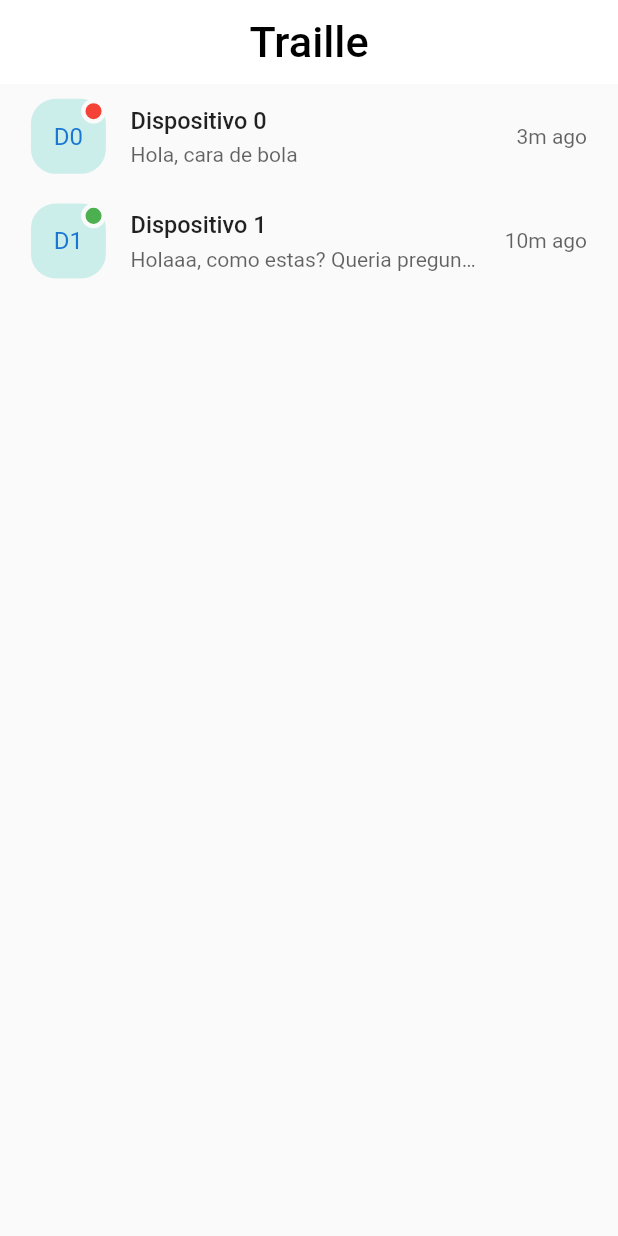
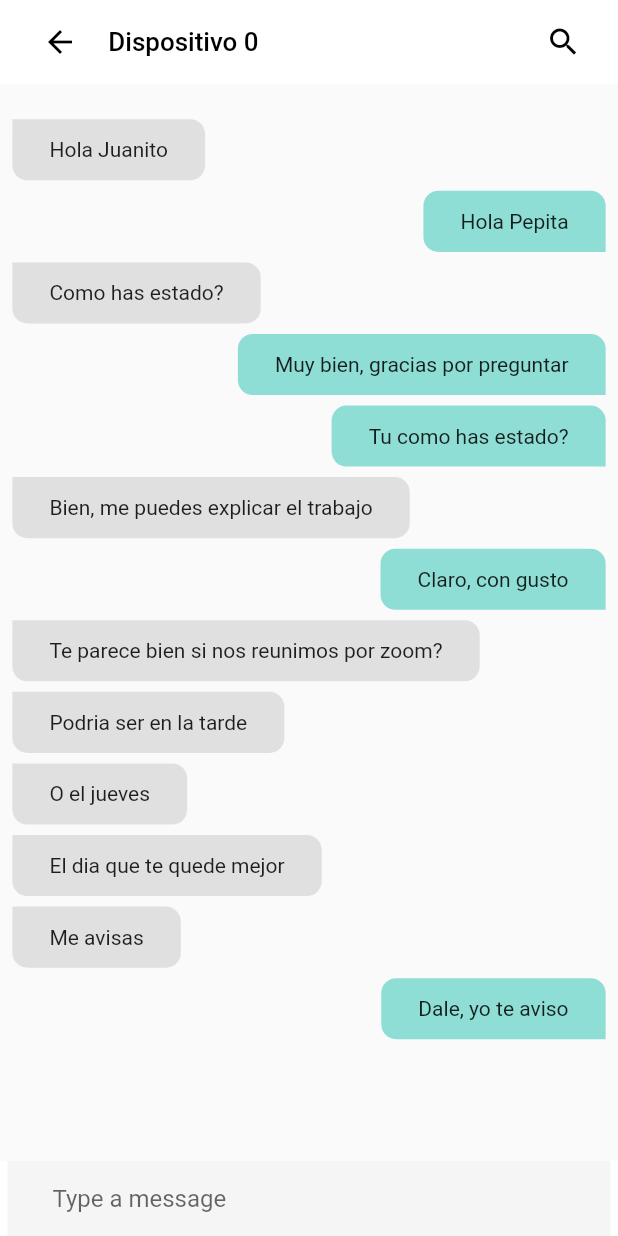
Before and after one commit to CamiloGomezV/Traille, a Flutter app: the ChatsView screen opened directly, after a tap on an icon or button, on a phone screen of 412 x 824 dp. Run offline on Flutter 3.47's test engine with Material 2 defaults, Android fonts, the phone set to English and light mode, and no system bars; our stand-ins replace after_layout, equatable, flutter_bloc, flutter_bluetooth_serial, flutter_svg, shared_preferences and 1 more; missing offline and left inert: shared_preferences_web; accounts and stored records are empty.

Commit message:
Chat-message

```diff
--- a/traille_app/lib/bloc/chat/chat_bloc.dart
+++ b/traille_app/lib/bloc/chat/chat_bloc.dart
@@ -13,13 +13,12 @@ class Chat {
 List chatsData = [
   Chat(
       name: "Dispositivo 0",
-      lastMessage: "Hola, cara de bola",
+      lastMessage: "Hola, como  vas con el trabajo",
       time: "3m ago",
       isActive: false),
   Chat(
       name: "Dispositivo 1",
-      lastMessage:
-          "Holaaa, como estas? Queria preguntarte que pasaba si me excedida",
+      lastMessage: "Dale, yo te aviso",
       time: "10m ago",
       isActive: true),
 ];
--- /dev/null
+++ b/traille_app/lib/bloc/messages/massages_bloc.dart
@@ -0,0 +1,83 @@
+import 'package:flutter/material.dart';
+
+enum MessageStatus { not_sent, not_view, viewed }
+
+class ChatMessage {
+  final String text;
+  final MessageStatus messageStatus;
+  final bool isSender;
+
+  ChatMessage({
+    required this.text,
+    required this.messageStatus,
+    required this.isSender,
+  });
+}
+
+List demeMessages = [
+  ChatMessage(
+    text: "Hola Juanito",
+    messageStatus: MessageStatus.viewed,
+    isSender: false,
+  ),
+  ChatMessage(
+    text: "Hola Pepita",
+    messageStatus: MessageStatus.viewed,
+    isSender: true,
+  ),
+  ChatMessage(
+    text: "Como has estado?",
+    messageStatus: MessageStatus.viewed,
+    isSender: false,
+  ),
+  ChatMessage(
+    text: "Muy bien, gracias por preguntar",
+    messageStatus: MessageStatus.viewed,
+    isSender: true,
+  ),
+  ChatMessage(
+    text: "Tu como has estado?",
+    messageStatus: MessageStatus.viewed,
+    isSender: true,
+  ),
+  ChatMessage(
+    text: "Bien, me puedes explicar el trabajo",
+    messageStatus: MessageStatus.viewed,
+    isSender: false,
+  ),
+  ChatMessage(
+    text: "Claro, con gusto",
+    messageStatus: MessageStatus.viewed,
+    isSender: true,
+  ),
+  ChatMessage(
+    text: "Te parece bien si nos reunimos por zoom?",
+    messageStatus: MessageStatus.viewed,
+    isSender: false,
+  ),
+  ChatMessage(
+    text: "Podria ser en la tarde",
+    messageStatus: MessageStatus.viewed,
+    isSender: false,
+  ),
+  ChatMessage(
+    text: "O el jueves",
+    messageStatus: MessageStatus.viewed,
+    isSender: false,
+  ),
+  ChatMessage(
+    text: "El dia que te quede mejor",
+    messageStatus: MessageStatus.viewed,
+    isSender: false,
+  ),
+  ChatMessage(
+    text: "Me avisas",
+    messageStatus: MessageStatus.viewed,
+    isSender: false,
+  ),
+  ChatMessage(
+    text: "Dale, yo te aviso",
+    messageStatus: MessageStatus.viewed,
+    isSender: true,
+  ),
+];
--- /dev/null
+++ b/traille_app/lib/utils/messages/messages_screen.dart
@@ -0,0 +1,71 @@
+import 'package:flutter/material.dart';
+
+import 'package:traille_app/bloc/chat/chat_bloc.dart';
+import 'package:traille_app/utils/responsive/responsive.dart';
+import 'package:traille_app/widgets/messages/message_widget.dart';
+
+class MessagesScreen extends StatelessWidget {
+  final Chat chat;
+  const MessagesScreen({
+    Key? key,
+    required this.chat,
+  }) : super(key: key);
+
+  @override
+  Widget build(BuildContext context) {
+    final Responsive responsive = Responsive(context: context);
+    return Scaffold(
+      appBar: buildAppBar(responsive),
+      body: const Messages(),
+      bottomNavigationBar: Container(
+          padding: MediaQuery.of(context).viewInsets,
+          color: Colors.white,
+          child: Container(
+              padding: const EdgeInsets.symmetric(vertical: 1, horizontal: 30),
+              margin: const EdgeInsets.symmetric(horizontal: 5),
+              decoration: BoxDecoration(color: Colors.grey[100]),
+              child: const TextField(
+                decoration: InputDecoration(
+                  border: InputBorder.none,
+                  hintText: 'Type a message',
+                ),
+              ))),
+    );
+  }
+
+  AppBar buildAppBar(Responsive responsive) {
+    return AppBar(
+      elevation: 0,
+      automaticallyImplyLeading: false,
+      title: Row(
+        children: [
+          const BackButton(
+            color: Colors.black,
+          ),
+          SizedBox(
+            width: responsive.wp(2),
+          ),
+          Text(
+            chat.name,
+            style: TextStyle(
+                fontSize: responsive.wp(4.2),
+                fontWeight: FontWeight.w500,
+                color: Colors.black),
+          ),
+        ],
+      ),
+      actions: [
+        IconButton(
+          onPressed: () {},
+          icon: const Icon(Icons.search),
+          color: Colors.black,
+        ),
+        SizedBox(
+          width: responsive.wp(3),
+        )
+      ],
+      centerTitle: true,
+      backgroundColor: Colors.white,
+    );
+  }
+}
--- a/traille_app/lib/widgets/chat/chats_widget.dart
+++ b/traille_app/lib/widgets/chat/chats_widget.dart
@@ -1,7 +1,7 @@
 import 'package:flutter/material.dart';
 import 'package:traille_app/bloc/chat/chat_bloc.dart';
 import 'package:traille_app/utils/chat/chat_card.dart';
-
+import 'package:traille_app/utils/messages/messages_screen.dart';
 
 class ChatsWidget extends StatelessWidget {
   const ChatsWidget({super.key});
@@ -16,7 +16,13 @@ class ChatsWidget extends StatelessWidget {
             itemBuilder: ((context, index) => ChatCard(
                   index: index,
                   chat: chatsData[index],
-                  onpress: () {},
+                  onpress: () => Navigator.push(
+                      context,
+                      MaterialPageRoute(
+                        builder: (context) => MessagesScreen(
+                          chat: chatsData[index],
+                        ),
+                      )),
                 )),
           ),
         ),
--- /dev/null
+++ b/traille_app/lib/widgets/messages/message_widget.dart
@@ -0,0 +1,83 @@
+import 'package:flutter/material.dart';
+import 'package:traille_app/bloc/messages/massages_bloc.dart';
+import 'package:traille_app/utils/responsive/responsive.dart';
+
+class Messages extends StatelessWidget {
+  const Messages({super.key});
+
+  @override
+  Widget build(BuildContext context) {
+    final Responsive responsive = Responsive(context: context);
+    return Column(children: [
+      SizedBox(
+        height: responsive.hp(2),
+      ),
+      Expanded(
+        child: Padding(
+          padding: EdgeInsets.symmetric(horizontal: responsive.hp(1)),
+          child: ListView.builder(
+            itemCount: demeMessages.length,
+            itemBuilder: ((context, index) => Message(
+                  responsive: responsive,
+                  message: demeMessages[index],
+                )),
+          ),
+        ),
+      ),
+    ]);
+  }
+}
+
+class Message extends StatelessWidget {
+  final ChatMessage message;
+  final Responsive responsive;
+  const Message({Key? key, required this.message, required this.responsive})
+      : super(key: key);
+
+  @override
+  Widget build(BuildContext context) {
+    return Row(
+      mainAxisAlignment:
+          message.isSender ? MainAxisAlignment.end : MainAxisAlignment.start,
+      children: [
+        TextMessage(
+          responsive: responsive,
+          message: message,
+        ),
+      ],
+    );
+  }
+}
+
+class TextMessage extends StatelessWidget {
+  const TextMessage({
+    Key? key,
+    required this.responsive,
+    required this.message,
+  }) : super(key: key);
+
+  final Responsive responsive;
+  final ChatMessage message;
+
+  @override
+  Widget build(BuildContext context) {
+    return Container(
+        margin: const EdgeInsets.only(top: 7),
+        padding: EdgeInsets.symmetric(
+            horizontal: responsive.wp(6), vertical: responsive.hp(1.5)),
+        decoration: BoxDecoration(
+            color: message.isSender
+                ? const Color.fromARGB(120, 21, 191, 174)
+                : Colors.grey.shade300,
+            borderRadius: message.isSender
+                ? const BorderRadius.only(
+                    topLeft: Radius.circular(10),
+                    topRight: Radius.circular(10),
+                    bottomLeft: Radius.circular(10))
+                : const BorderRadius.only(
+                    topRight: Radius.circular(10),
+                    bottomLeft: Radius.circular(10),
+                    bottomRight: Radius.circular(10))),
+        child: Text(message.text));
+  }
+}
--- a/traille_app/pubspec.yaml
+++ b/traille_app/pubspec.yaml
@@ -20,7 +20,7 @@ publish_to: 'none' # Remove this line if you wish to publish to pub.dev
 version: 1.0.0+1
 
 environment:
-  sdk: '2.17.5'
+  sdk: '2.18.4'
 
 # Dependencies specify other packages that your package needs in order to work.
 # To automatically upgrade your package dependencies to the latest versions
```
